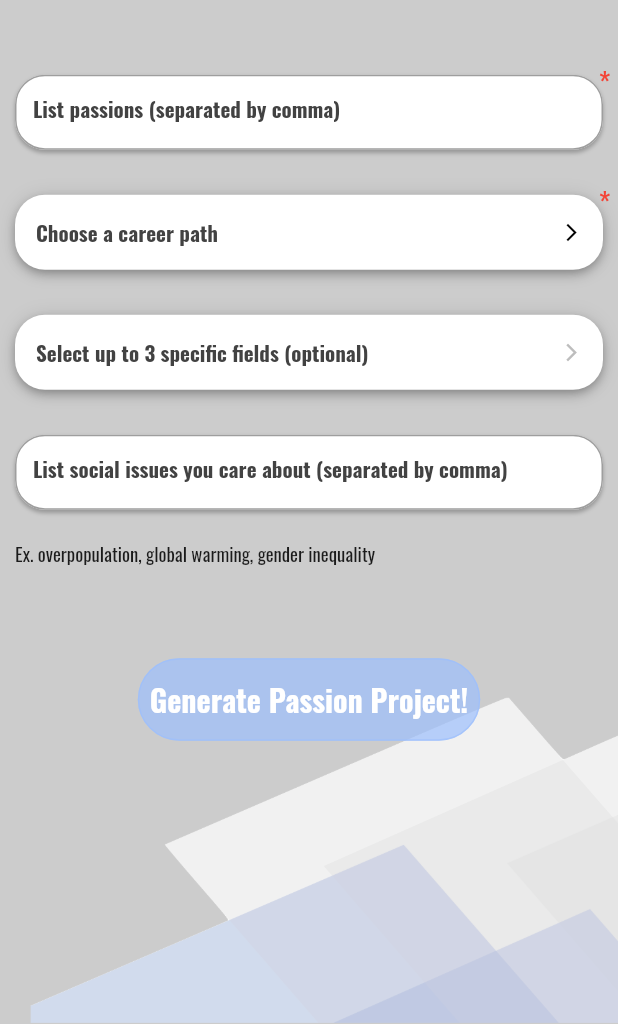
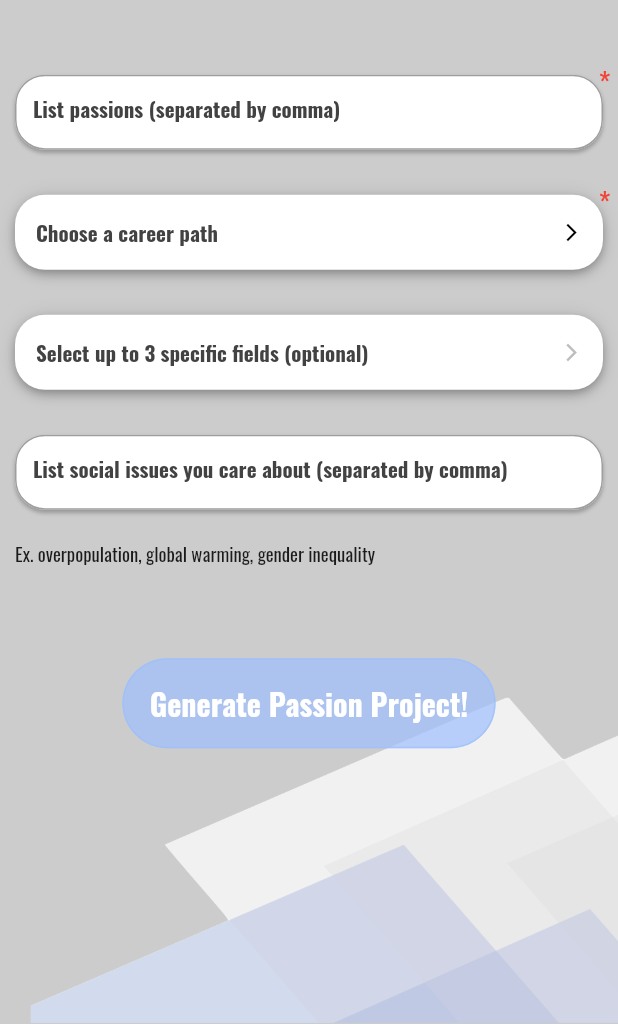
Before and after one commit to kelvinjou/transizion_flutter, a Flutter app: the screen it shows after launch, after a tap on "Generate Passion Project!", on a phone screen of 412 x 824 dp, the part 212-1236 px from its top. Run offline on Flutter 3.47's test engine with Material 2 defaults, Android fonts, the phone set to English and light mode, and no system bars; drawn by our look-alikes of dropdown_button2, getwidget; our stand-ins replace flutter_dotenv, lottie, url_strategy.

Commit message:
Created a "larger" button, added more padding
- tried to fix single child scroll view, but since this is optimized for web, I wouldn't need to worry about this.

```diff
--- a/lib/view_user_input.dart
+++ b/lib/view_user_input.dart
@@ -243,8 +243,8 @@ class ViewUserInputState extends State<ViewUserInput> {
                   GFButton(
                     onPressed: () {
                       if (formKey.currentState?.validate() == true &&
-                          careerPathController.text.isNotEmpty &&
-                          passionController.text.isNotEmpty) {
+                          careerPathFilledOut == true &&
+                          passionsFilledOut == true) {
                         setState(() {
                           ModelStateManagement.hobbies = hobbies;
                           ModelStateManagement.passions = passions;
@@ -256,25 +256,9 @@ class ViewUserInputState extends State<ViewUserInput> {
                               listen: false);
                           context.read<ModelStateManagement>().submitted();
                         });
-
-                        // split string:
-                        // String str =
-                        //     "1. Developing an App to Help Local Farms: The student could create a mobile app that allows local farmers to access resources and information on agricultural best practices, such as soil testing, irrigation methods, and pest control. The app could also provide market prices for produce and livestock, so the farmers can better understand their competition in the area. \n 2. Creating a Database of Chemical Reactions: The student could create a database of chemical reactions, with detailed explanations and illustrations for each one. This would help other students who are studying chemistry or engineering, as well as those interested in pursuing chemical engineering as a career. \n 3. Designing a Water Filtration System: The student could design a water filtration system for a local community. This project would involve researching different types of filtration systems, designing a prototype, and creating a plan for implementation. The student could then work with local officials to implement the plan and make sure the system is working properly.";
-                        // final split = str.split("\n");
-                        // final Map<int, String> values = {
-                        //   for (int i = 0; i < split.length; i++) i: split[i]
-                        // };
-
-                        // final value1 = values[0];
-                        // final value2 = values[1];
-                        // final value3 = values[2];
-
-                        // debugPrint("first res: $value1");
-                        // debugPrint("second res: $value2");
-                        // debugPrint("third res: $value3");
                       }
                     },
-                    text: "Generate Passion Project!",
+                    text: "  Generate Passion Project!  ",
                     textStyle: TextStyle(
                         fontWeight: FontWeight.bold,
                         fontSize: 20,
@@ -298,7 +282,7 @@ class ViewUserInputState extends State<ViewUserInput> {
                         careerPathFilledOut == true && passionsFilledOut == true
                             ? const Color.fromRGBO(62, 105, 178, 0.98)
                             : const Color.fromRGBO(157, 191, 252, 0.7),
-                    size: 55,
+                    size: 60,
                   ),
                   Spacer(),
                   SizedBox(height: 100)
```
